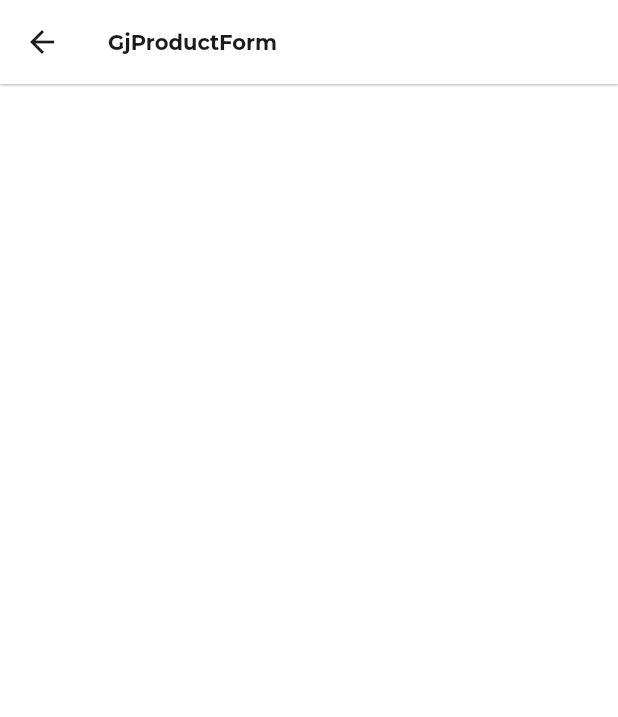
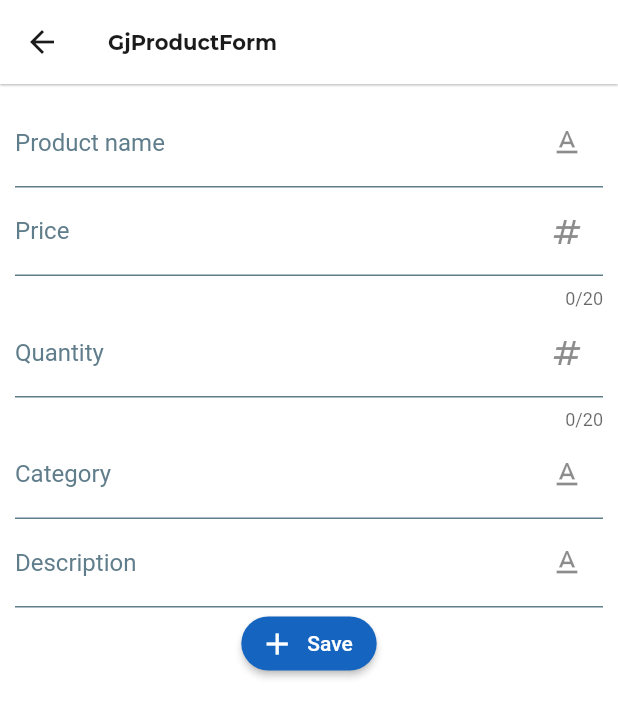
Before and after one commit to teguhedip/onderdil-harley-davidson-tokopedia-bloc-chat-zegocloud, a Flutter app: the ProductFormView screen opened directly, on a phone screen of 412 x 824 dp. Shown: the top 717 px of the screen. Run offline on Flutter 3.47's test engine with Material 2 defaults, Android fonts, the phone set to English and light mode, and no system bars; our stand-ins replace badges, cached_network_image, carousel_slider, cloud_firestore, dio, file_picker and 15 more; missing offline and left inert: faker_dart, mobile_scanner; accounts and stored records are empty; generated files the repository leaves out were written again; network calls fail; project files that could hold a hidden picture were left out.

Commit message:
create product form

```diff
--- a/lib/core.dart
+++ b/lib/core.dart
@@ -24,8 +24,10 @@ export 'package:example/module/product_list/view/product_list_view.dart';
 export 'package:example/module/profile/controller/profile_controller.dart';
 export 'package:example/module/profile/view/profile_view.dart';
 export 'package:example/service/auth_service.dart';
+export 'package:example/service/local_product_service.dart';
 export 'package:example/service/local_storage_service.dart';
 export 'package:example/service/point_service.dart';
+export 'package:example/service/user_profile_servide.dart';
 export 'package:example/service/user_service.dart';
 export 'package:example/shared/theme/dark_theme.dart';
 export 'package:example/shared/theme/elegant_theme.dart';
@@ -64,6 +66,7 @@ export 'package:example/shared/widget/checkbox/checkbox.dart';
 export 'package:example/shared/widget/combo/combo.dart';
 export 'package:example/shared/widget/datepicker/datepicker.dart';
 export 'package:example/shared/widget/datepicker/timepicker.dart';
+export 'package:example/shared/widget/edit_profile/edit_profile.dart';
 export 'package:example/shared/widget/form/__form_detail_example.dart';
 export 'package:example/shared/widget/form/__form_example.dart';
 export 'package:example/shared/widget/form/__form_example_non_reuseable.dart';
--- a/lib/main.dart
+++ b/lib/main.dart
@@ -13,6 +13,12 @@ void main() async {
   }
 
   mainStorage = await Hive.openBox('mainStorage');
+
+  // TG Start
+
+  await LocalProductService.load();
+  // TG End
+
   return runApp(MaterialApp(
     title: 'POS',
     navigatorKey: Get.navigatorKey,
--- a/lib/module/product_form/controller/product_form_controller.dart
+++ b/lib/module/product_form/controller/product_form_controller.dart
@@ -1,11 +1,18 @@
 import 'package:flutter/material.dart';
-import 'package:example/state_util.dart';
-import '../view/product_form_view.dart';
+import "package:example/core.dart";
 
 class ProductFormController extends State<ProductFormView>
     implements MvcController {
   static late ProductFormController instance;
   late ProductFormView view;
+
+  late int id;
+  // late String imageUrl;
+  late String productName;
+  late int price;
+  late int quantity;
+  late String category;
+  late String description;
 
   @override
   void initState() {
@@ -18,4 +25,20 @@ class ProductFormController extends State<ProductFormView>
 
   @override
   Widget build(BuildContext context) => widget.build(context, this);
+
+  add() async {
+    LocalProductService.add(
+      {
+        "id": const Uuid(),
+        // "photo": imageUrl,
+        "product_name": productName,
+        "price": price,
+        "quantity": quantity,
+        "category": category,
+        "description": description,
+      },
+    );
+
+    setState(() {});
+  }
 }
--- a/lib/module/product_form/view/product_form_view.dart
+++ b/lib/module/product_form/view/product_form_view.dart
@@ -1,6 +1,7 @@
+import 'dart:developer';
+
 import 'package:flutter/material.dart';
 import 'package:example/core.dart';
-import '../controller/product_form_controller.dart';
 
 class ProductFormView extends StatefulWidget {
   const ProductFormView({Key? key}) : super(key: key);
@@ -17,7 +18,72 @@ class ProductFormView extends StatefulWidget {
         child: Container(
           padding: const EdgeInsets.all(10.0),
           child: Column(
-            children: const [],
+            children: [
+              /*
+              1. image avatar
+              2. Name
+              3. Price
+              4. Qty
+              5. Category
+              6. Descriptin
+               */
+
+              // QImagePicker(
+              //   label: "Product image",
+              //   onChanged: (val) {
+              //     log("val Image piqer $val");
+              //     controller.imageUrl = val;
+              //   },
+              // ),
+              QTextField(
+                label: "Product name",
+                validator: Validator.required,
+                onChanged: (val) {
+                  log("val Product name $val");
+                  controller.productName = val;
+                },
+              ),
+              QNumberField(
+                label: "Price",
+                validator: Validator.required,
+                onChanged: (val) {
+                  log("val Price $val");
+                  controller.price = int.parse(val);
+                },
+              ),
+              QNumberField(
+                label: "Quantity",
+                validator: Validator.required,
+                onChanged: (val) {
+                  log("val QTY $val");
+                  controller.quantity = int.parse(val);
+                },
+              ),
+              QTextField(
+                label: "Category",
+                validator: Validator.required,
+                onChanged: (value) {
+                  controller.category = value;
+                },
+              ),
+              QTextField(
+                label: "Description",
+                validator: Validator.required,
+                onChanged: (value) {
+                  controller.description = value;
+                },
+              ),
+              ElevatedButton.icon(
+                icon: const Icon(Icons.add),
+                label: const Text("Save"),
+                style: ElevatedButton.styleFrom(
+                  backgroundColor: Colors.blue[800],
+                ),
+                onPressed: () {
+                  controller.add();
+                },
+              ),
+            ],
           ),
         ),
       ),
--- /dev/null
+++ b/lib/service/local_product_service.dart
@@ -0,0 +1,28 @@
+import 'package:example/core.dart';
+
+class LocalProductService {
+  static List products = [];
+
+  static save() async {
+    await mainStorage.put("products", products);
+  }
+
+  static load() async {
+    products = await mainStorage.get("products") ?? [];
+  }
+
+  static add(Map newProduct) async {
+    products.add(newProduct);
+    await save();
+  }
+
+  static delete(Map product) async {
+    products.remove(product);
+    await save();
+  }
+
+  static update(int index, Map newProduct) async {
+    products[index] = newProduct;
+    await save();
+  }
+}
--- /dev/null
+++ b/lib/service/user_profile_servide.dart
@@ -0,0 +1,34 @@
+// ignore_for_file: public_member_api_docs, sort_constructors_first
+import 'package:cloud_firestore/cloud_firestore.dart';
+
+class UserProfile {
+  // final String id;
+  // final String name;
+  // final String imgUrl;
+
+  // UserProfile(
+  //   this.id,
+  //   this.name,
+  //   this.imgUrl,
+  // );
+
+  static Update(id, name, photo) async {
+    await FirebaseFirestore.instance.collection("users").doc(id).update({
+      "name": name,
+      "photo": photo,
+    });
+  }
+
+  //Update User
+  // CollectionReference updateUser = FirebaseFirestore.instance.collection('users');
+  // Future<void> updateUser(id, name, photo) {
+  //   return updateUser
+  //       .doc(id)
+  //       .update({
+  //         'name': name,
+  //         'photo': photo,
+  //       })
+  //       .then((value) => print("User Updated"))
+  //       .catchError((error) => print("Failed to update user: $error"));
+  // }
+}
--- a/lib/shared/widget/form/image_picker.dart
+++ b/lib/shared/widget/form/image_picker.dart
@@ -71,7 +71,8 @@ class _QImagePickerState extends State<QImagePicker> {
     });
 
     var res = await Dio().post(
-      'https://api.imgbb.com/1/upload?key=b55ef3fd02b80ab180f284e479acd7c4',
+      // 'https://api.imgbb.com/1/upload?key=b55ef3fd02b80ab180f284e479acd7c4',
+      'https://api.imgbb.com/1/upload?key=e3b3e65e3a00b5e45eb30b283e3bd5ea',
       data: formData,
     );
 
```
Also changed, not shown: lib/module/product_list/controller/product_list_controller.dart (+10 -0 lines), lib/module/product_list/view/product_list_view.dart (+13 -1 lines), lib/module/profile/view/profile_view.dart (+47 -6 lines), lib/shared/widget/edit_profile/edit_profile.dart (+21 -6 lines).
